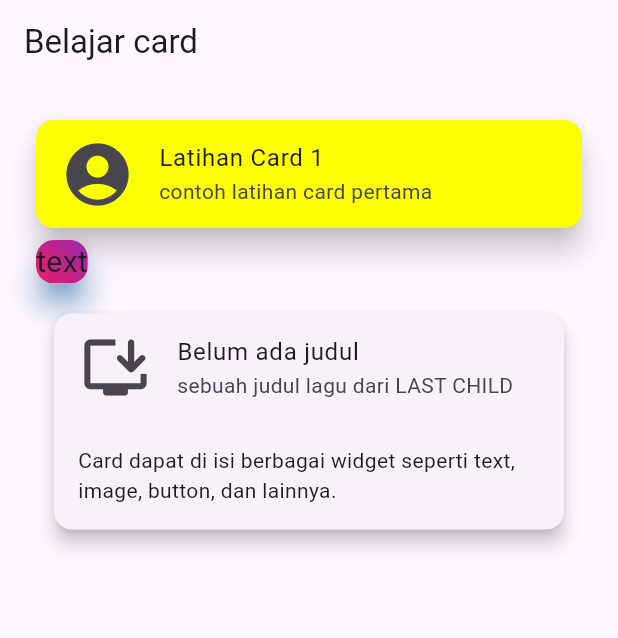
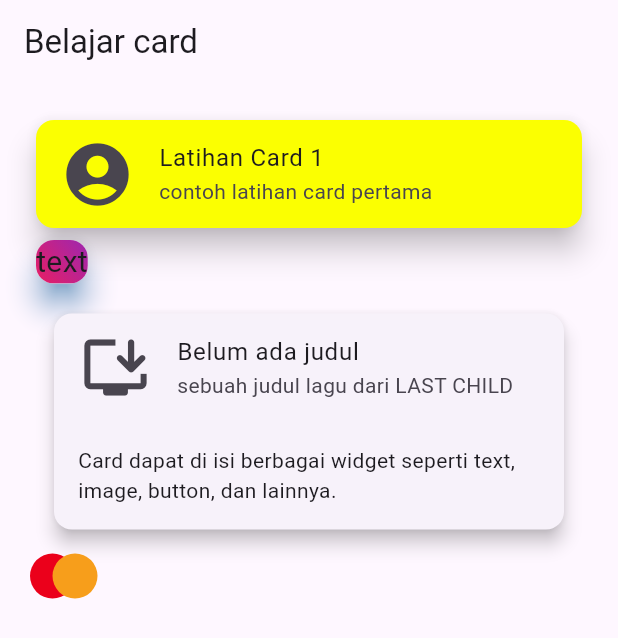
Before and after one commit to DavidDSaputra/week8, a Flutter app: the screen it shows after launch, on a phone screen of 412 x 824 dp. Shown: the top 638 px of the screen. Run offline on Flutter 3.47's test engine with Material 3 defaults, Android fonts, the phone set to English and light mode, and no system bars.

Commit message:
stack warna merah dan kuning

```diff
--- a/lib/pages/test.dart
+++ b/lib/pages/test.dart
@@ -58,6 +58,27 @@ class MyCard extends StatelessWidget {
                   ],
                 ),
               ),
+              Stack(
+                children: [
+                  Container(
+                  width: 30,
+                    height: 30,
+                      decoration: const BoxDecoration(
+                      color: Color(0xFFEB001B),
+                      shape: BoxShape.circle,
+                      ),
+                     ),
+                    Container(
+                    margin: EdgeInsets.only(left: 15),
+                    width: 30,
+                    height: 30,
+                    decoration: BoxDecoration(
+                    color: Color(0xFFF79E1B),
+                    shape: BoxShape.circle,
+                    ),
+                  ),
+                ],
+              ),
             ],
           ),
         ),
```
